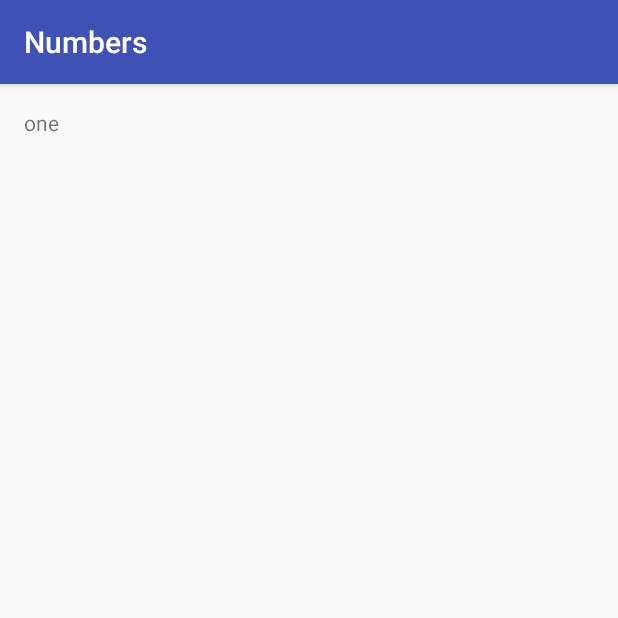
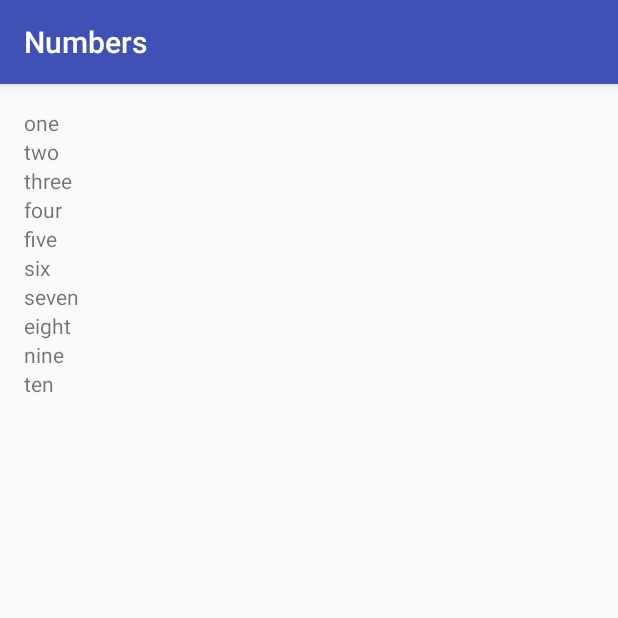
Before and after one commit to ramb0Ram/miwok_udacity_app, an Android app: the NumbersActivity screen opened directly, with no data from a screen before it, on a phone screen of 412 x 824 dp, the top half of it. Run offline under Robolectric (Android 15) with nearby library versions, the light colour scheme and no system bars.

Commit message:
Create list of words with loop

```diff
--- a/app/src/main/java/com/example/goku/miwokudacityapp/NumbersActivity.java
+++ b/app/src/main/java/com/example/goku/miwokudacityapp/NumbersActivity.java
@@ -31,10 +31,13 @@ public class NumbersActivity extends AppCompatActivity {
 
         LinearLayout rootView = (LinearLayout) findViewById(R.id.rootView);
 
-        TextView wordView = new TextView(this);
-        wordView.setText(words.get(0));
-        rootView.addView(wordView);
-
+        int i = 0;
+        while (i < words.size()) {
+            TextView wordView = new TextView(this);
+            wordView.setText(words.get(i));
+            rootView.addView(wordView);
+            i++;
+        }
 
     }
 }
```
